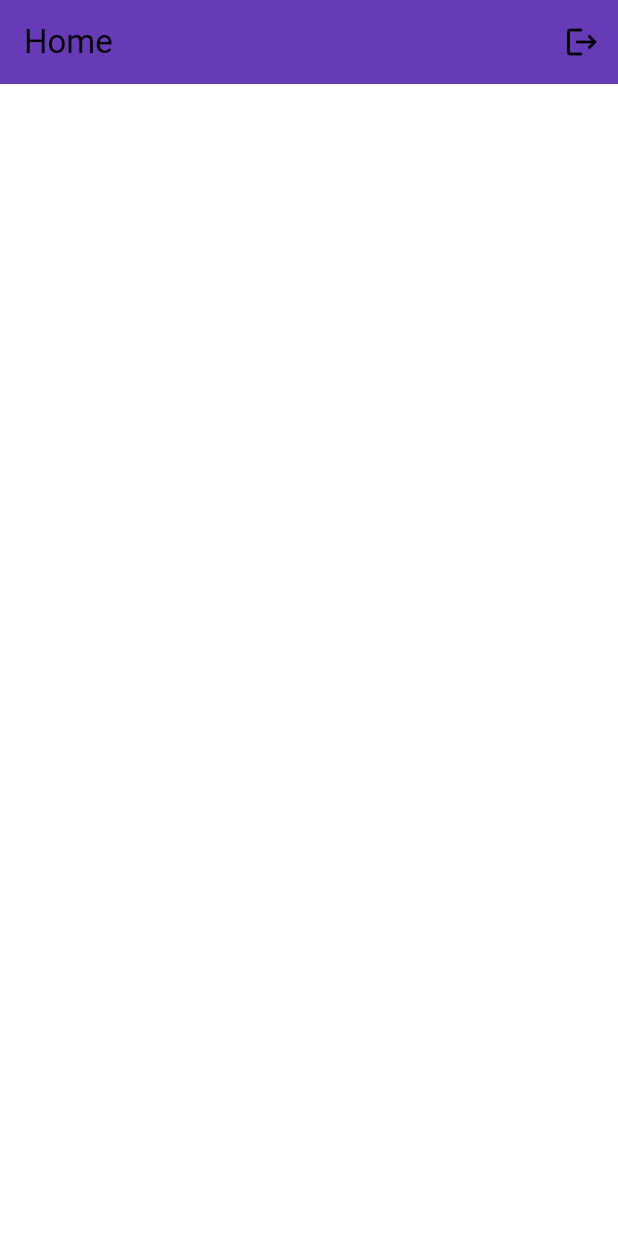
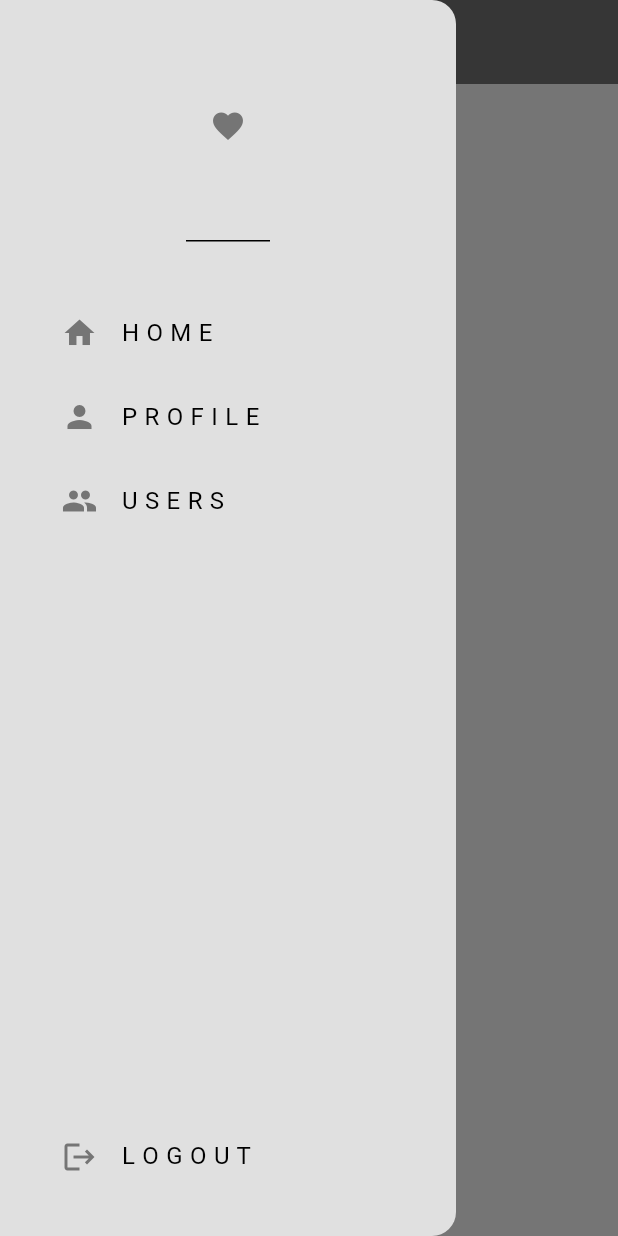
Before and after one commit to domi802/ChatApp, a Flutter app: the screen it shows once a user with an empty profile is signed in, with the side drawer open (before the commit the screen has no drawer), on a phone screen of 412 x 824 dp. Run offline on Flutter 3.47's test engine with Material 3 defaults, Android fonts, the phone set to English and light mode, and no system bars; our stand-ins replace firebase_auth, firebase_core; accounts and stored records are empty.

Commit message:
make drawer and simple user and profile paged

```diff
--- /dev/null
+++ b/lib/components/my_drawer.dart
@@ -0,0 +1,97 @@
+// ignore_for_file: prefer_const_literals_to_create_immutables, prefer_const_constructors
+
+import 'package:firebase_auth/firebase_auth.dart';
+import 'package:flutter/material.dart';
+
+class MyDrawer extends StatelessWidget {
+  const MyDrawer({super.key});
+  void logout() {
+    FirebaseAuth.instance.signOut();
+  }
+
+  @override
+  Widget build(BuildContext context) {
+    return Drawer(
+      backgroundColor: Theme.of(context).colorScheme.background,
+      child: Column(
+        mainAxisAlignment: MainAxisAlignment.spaceBetween,
+        children: [
+          //drawer header
+          Column(
+            children: [
+              DrawerHeader(
+                child: Icon(
+                  Icons.favorite,
+                  color: Theme.of(context).colorScheme.inversePrimary,
+                ),
+              ),
+              const SizedBox(height: 25),
+
+              //home title
+              Padding(
+                padding: const EdgeInsets.only(left: 25.0),
+                child: ListTile(
+                  leading: Icon(Icons.home,
+                      color: Theme.of(context).colorScheme.inversePrimary),
+                  title: Text("H O M E"),
+                  onTap: () {
+                    //its home page so just pop drawer
+
+                    Navigator.pop(context);
+                  },
+                ),
+              ),
+
+              //profile title
+              Padding(
+                padding: const EdgeInsets.only(left: 25.0),
+                child: ListTile(
+                  leading: Icon(Icons.person,
+                      color: Theme.of(context).colorScheme.inversePrimary),
+                  title: Text("P R O F I L E"),
+                  onTap: () {
+                    //its home page so just pop drawer
+
+                    Navigator.pop(context);
+                    Navigator.pushNamed(context, '/profile_page');
+                  },
+                ),
+              ),
+
+              // user title
+              Padding(
+                padding: const EdgeInsets.only(left: 25.0),
+                child: ListTile(
+                  leading: Icon(Icons.group,
+                      color: Theme.of(context).colorScheme.inversePrimary),
+                  title: Text("U S E R S"),
+                  onTap: () {
+                    Navigator.pop(context);
+                    Navigator.pushNamed(context, '/users_page');
+                  },
+                ),
+              ),
+            ],
+          ),
+          //logout title
+          Padding(
+            padding: const EdgeInsets.only(left: 25.0, bottom: 25.0),
+            child: ListTile(
+              leading: Icon(Icons.logout,
+                  color: Theme.of(context).colorScheme.inversePrimary),
+              title: const Text("L O G O U T"),
+              onTap: () {
+                //its home page so just pop drawer
+
+                Navigator.pop(context);
+
+                //logout
+                logout();
+              },
+            ),
+          ),
+        ],
+      ),
+    );
+  }
+}
--- a/lib/main.dart
+++ b/lib/main.dart
@@ -3,6 +3,9 @@
 import 'package:chatapp/auth/auth.dart';
 import 'package:chatapp/auth/login_or_register.dart';
 import 'package:chatapp/firebase_options.dart';
+import 'package:chatapp/pages/home_page.dart';
+import 'package:chatapp/pages/profile_page.dart';
+import 'package:chatapp/pages/users_page.dart';
 import 'package:chatapp/theme/dark_mode.dart';
 import 'package:chatapp/theme/light_mode.dart';
 import 'package:firebase_core/firebase_core.dart';
@@ -25,6 +28,12 @@ class MyApp extends StatelessWidget {
       home: const AuthPage(),
       theme: lightMode,
       darkTheme: darkMode,
+      routes: {
+        '/login_register_page': (context) => const LoginOrRegister(),
+        '/home_page': (context) => const HomePage(),
+        '/profile_page': (context) => const ProfilePage(),
+        '/users_page': (context) => const UserPage(),
+      },
     );
   }
 }
--- a/lib/pages/home_page.dart
+++ b/lib/pages/home_page.dart
@@ -1,31 +1,23 @@
 // ignore_for_file: prefer_const_constructors
 
+import 'package:chatapp/components/my_drawer.dart';
 import 'package:firebase_auth/firebase_auth.dart';
-import 'package:firebase_core/firebase_core.dart';
 import 'package:flutter/material.dart';
 
 class HomePage extends StatelessWidget {
   const HomePage({super.key});
 
   //logout user
-  void logout() {
-    FirebaseAuth.instance.signOut();
-  }
 
   @override
   Widget build(BuildContext context) {
     return Scaffold(
       appBar: AppBar(
         title: Text("Home"),
-        backgroundColor: Colors.deepPurple,
-        actions: [
-          //logout button
-          IconButton(
-            onPressed: logout,
-            icon: Icon(Icons.logout),
-          ),
-        ],
+        backgroundColor: Theme.of(context).colorScheme.inversePrimary,
+        elevation: 0,
       ),
+      drawer: MyDrawer(),
     );
   }
 }
```
Also changed, not shown: lib/pages/profile_page.dart (added, +16 -0 lines), lib/pages/users_page.dart (added, +18 -0 lines).
